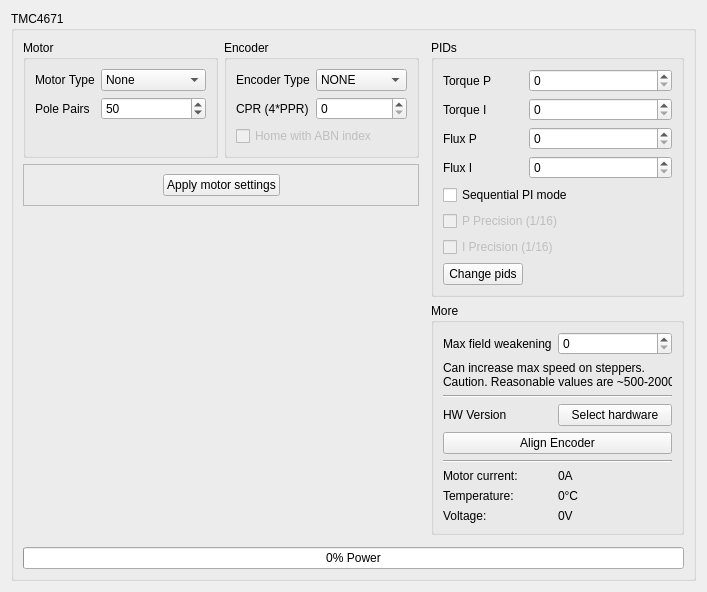
First picture: the form in res/tmc4671_ui.ui, repository Ultrawipf/OpenFFBoard-configurator, before the edit.
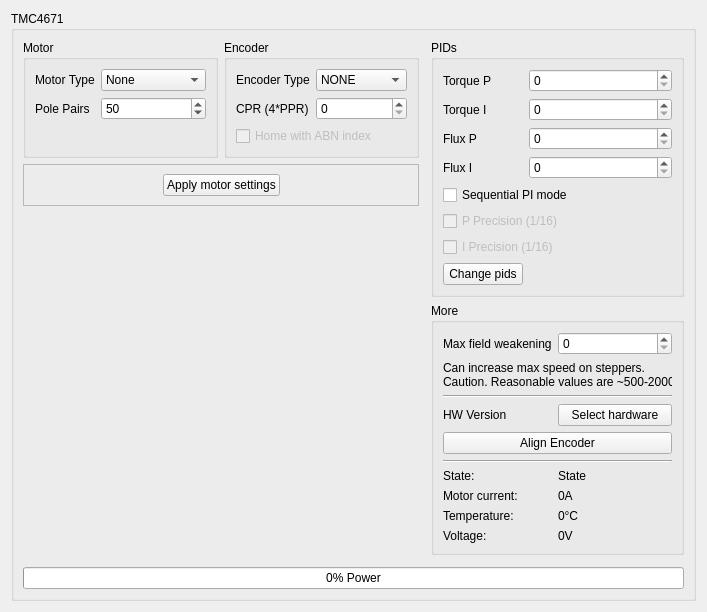
Second picture: the form after the edit. Custom widgets are drawn as their Qt base class.

Commit message: Added tmc state field

```diff
--- a/res/tmc4671_ui.ui
+++ b/res/tmc4671_ui.ui
@@ -7,7 +7,7 @@
     <x>0</x>
     <y>0</y>
     <width>707</width>
-    <height>553</height>
+    <height>572</height>
    </rect>
   </property>
   <property name="windowTitle">
@@ -74,42 +74,42 @@
            </property>
           </widget>
          </item>
-         <item row="6" column="0">
+         <item row="7" column="0">
           <widget class="QLabel" name="label_11">
            <property name="text">
             <string>Motor current:</string>
            </property>
           </widget>
          </item>
-         <item row="6" column="1">
+         <item row="7" column="1">
           <widget class="QLabel" name="label_Current">
            <property name="text">
             <string>0A</string>
            </property>
           </widget>
          </item>
-         <item row="7" column="0">
+         <item row="8" column="0">
           <widget class="QLabel" name="label_12">
            <property name="text">
             <string>Temperature:</string>
            </property>
           </widget>
          </item>
-         <item row="7" column="1">
+         <item row="8" column="1">
           <widget class="QLabel" name="label_Temp">
            <property name="text">
             <string>0°C</string>
            </property>
           </widget>
          </item>
-         <item row="8" column="0">
+         <item row="9" column="0">
           <widget class="QLabel" name="label_13">
            <property name="text">
             <string>Voltage:</string>
            </property>
           </widget>
          </item>
-         <item row="8" column="1">
+         <item row="9" column="1">
           <widget class="QLabel" name="label_volt">
            <property name="text">
             <string>0V</string>
@@ -130,6 +130,20 @@
            </property>
           </widget>
          </item>
+         <item row="6" column="0">
+          <widget class="QLabel" name="label_14">
+           <property name="text">
+            <string>State:</string>
+           </property>
+          </widget>
+         </item>
+         <item row="6" column="1">
+          <widget class="QLabel" name="label_state">
+           <property name="text">
+            <string>State</string>
+           </property>
+          </widget>
+         </item>
         </layout>
        </widget>
       </item>
```
The commit also changes 1 other file.
